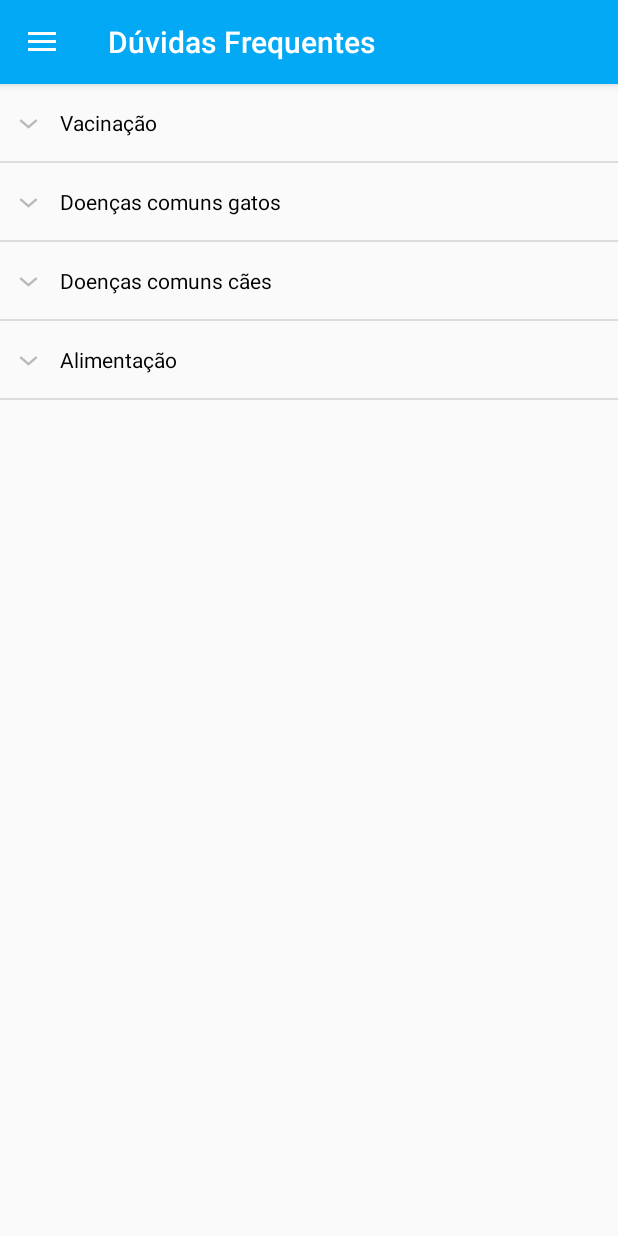
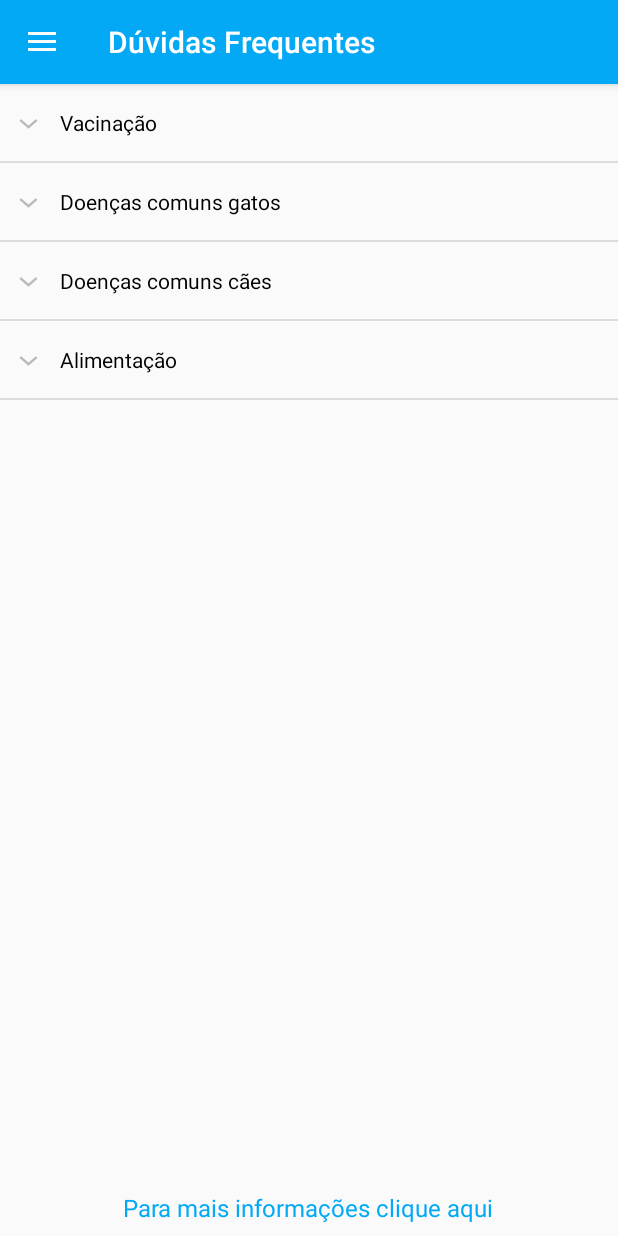
Before and after one commit to Jadson22/CentralPet_Versao_lancamento, an Android app: the screen it shows after launch (NavigationDrawer), in the side drawer, after a tap on "Dúvidas Frequentes", on a phone screen of 412 x 824 dp. Run offline under Robolectric (Android 15) with nearby library versions, the phone set to English and light mode, and no system bars; pictures from the network do not load.

Commit message:
finalizando duvidas

```diff
--- a/app/src/main/java/appcentralpet/com/newcentralpet/ListExpansivel/DuvFrequentes.java
+++ b/app/src/main/java/appcentralpet/com/newcentralpet/ListExpansivel/DuvFrequentes.java
@@ -2,6 +2,7 @@ package appcentralpet.com.newcentralpet.ListExpansivel;
 
 
 import android.content.Intent;
+import android.net.Uri;
 import android.os.Bundle;
 import android.support.annotation.Nullable;
 import android.support.v4.app.Fragment;
@@ -12,6 +13,7 @@ import android.view.MenuItem;
 import android.view.View;
 import android.view.ViewGroup;
 import android.widget.ExpandableListView;
+import android.widget.TextView;
 
 import java.util.ArrayList;
 import java.util.HashMap;
@@ -38,6 +40,14 @@ public class DuvFrequentes extends Fragment {
         // Inflate the layout for this fragment
         View view = inflater.inflate(R.layout.fragment_duv_frequentes, container, false);
 
+        TextView link = (TextView) view.findViewById(R.id.setText);
+        link.setOnClickListener(new View.OnClickListener() {
+            @Override
+            public void onClick(View v) {
+                Intent it = new Intent(Intent.ACTION_VIEW, Uri.parse("https://www.mundodosanimais.pt/"));
+                startActivity(it);
+            }
+        });
         lst_view = (ExpandableListView) view.findViewById(R.id.lst_view);
 
         lst_view.setOnChildClickListener(new ExpandableListView.OnChildClickListener() {
--- a/app/src/main/res/layout/fragment_duv_frequentes.xml
+++ b/app/src/main/res/layout/fragment_duv_frequentes.xml
@@ -6,7 +6,20 @@
 
     <ExpandableListView
         android:layout_width="match_parent"
-        android:layout_height="520dp"
+        android:layout_height="466dp"
         android:id="@+id/lst_view" />
 
+    <TextView
+        android:layout_width="wrap_content"
+        android:layout_height="wrap_content"
+        android:textAppearance="?android:attr/textAppearanceLarge"
+        android:text="Para mais informações clique aqui"
+        android:id="@+id/setText"
+        android:textSize="@dimen/txt_cad"
+        android:textColor="@color/colorPrimary"
+        android:layout_marginLeft="12dp"
+        android:layout_marginRight="12dp"
+        android:layout_gravity="center_horizontal|bottom"
+        android:layout_marginBottom="8dp"/>
+
 </FrameLayout>
```
